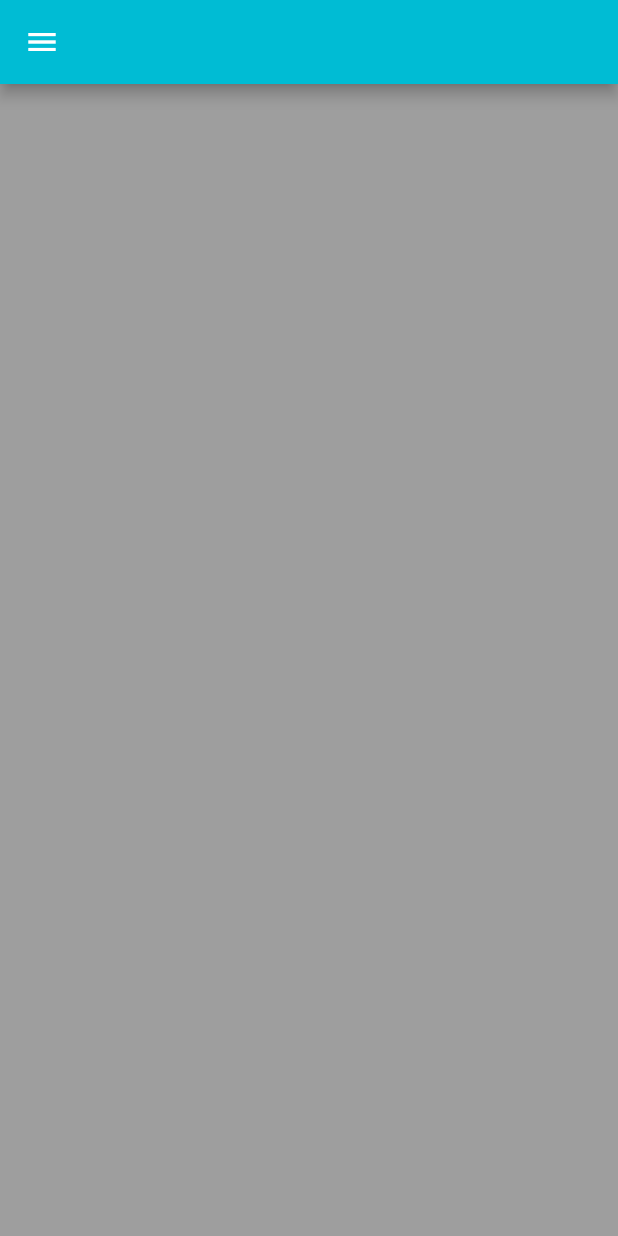
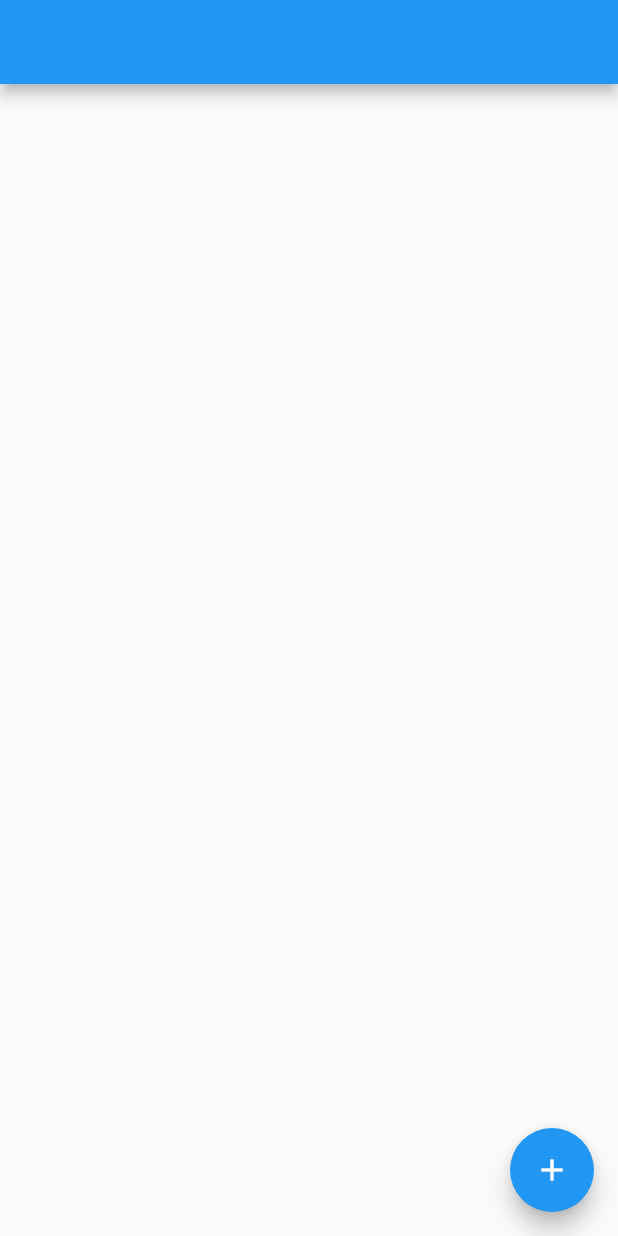
Before and after one commit to hosamkora/MM, a Flutter app: the screen it shows after launch, on a phone screen of 412 x 824 dp. Run offline on Flutter 3.47's test engine with Material 2 defaults, Android fonts, the phone set to English and light mode, and no system bars.

```diff
--- a/lib/main.dart
+++ b/lib/main.dart
@@ -1,75 +1,94 @@
 import 'package:flutter/material.dart';
+import 'package:hosam_test/view_model.dart';
+import 'package:provider/provider.dart';
 
-void main() {
-  runApp(MyWidget());
+void main(List<String> args) {
+  runApp(
+    ChangeNotifierProvider(
+      create: (_) => ListViewModel(),
+      child: Home(),
+    ),
+  );
 }
 
-class MyWidget extends StatelessWidget {
+class Home extends StatelessWidget {
+  const Home({Key key}) : super(key: key);
+
   @override
   Widget build(BuildContext context) {
     return MaterialApp(
-        home: SafeArea(
-      child: MyHome(),
-    ));
-  }
-}
-
-class MyHome extends StatelessWidget {
-  @override
-  Widget build(BuildContext context) {
-    return Scaffold(
-      drawer: myDrawer(),
-      appBar: AppBar(
-        backgroundColor: Colors.cyan,
-      ),
-      backgroundColor: Colors.grey,
-      body: Container(),
-    );
-  }
-
-  Widget myDrawer() {
-    return Drawer(
-      child: Column(
-        crossAxisAlignment: CrossAxisAlignment.start,
-        children: <Widget>[
-          SizedBox(
-            height: 200,
-            child: Stack(
-              fit: StackFit.loose,
-              children: <Widget>[
-                // Container(
-                //   decoration: BoxDecoration(
-                //       image: DecorationImage(
-                //     image: AssetImage("assets/images/background.jpg"),
-                //     fit: BoxFit.cover,
-                //   )),
-                // ),
-                Positioned.fill(
-                  child: Container(
-                    child: Image.asset(
-                      "assets/images/background.jpg",
-                      fit: BoxFit.fill,
-                    ),
-                  ),
-                ),
-                Align(
-                  alignment: Alignment.bottomLeft,
-                  child: Container(
-                    width: 50,
-                    height: 50,
-                    decoration: BoxDecoration(
-                      color: Colors.red,
-                      shape: BoxShape.circle,
-                    ),
-                  ),
-                )
-              ],
-            ),
-          ),
-          Text("Main"),
-          Text("About")
-        ],
+      home: SafeArea(
+        child: Content(),
       ),
     );
   }
 }
+
+class Content extends StatelessWidget {
+  Content({Key key}) : super(key: key);
+
+  @override
+  Widget build(BuildContext context) {
+    final controller = TextEditingController();
+    return Scaffold(
+      appBar: AppBar(),
+      body: Body(),
+      floatingActionButton: FloatingActionButton(
+        child: Icon(Icons.add),
+        onPressed: () {
+          final model = Provider.of<ListViewModel>(context, listen: false);
+          showDialog(
+            context: context,
+            builder: (_) {
+              return Center(
+                child: Container(
+                  color: Colors.grey,
+                  width: 300,
+                  height: 100,
+                  child: Material(
+                      child: Column(
+                    children: <Widget>[
+                      TextField(
+                        controller: controller,
+                      ),
+                      FlatButton(
+                        onPressed: () {
+                          final model = Provider.of<ListViewModel>(context,
+                              listen: false);
+                          final val = controller.text;
+                          model.additem(val);
+                          Navigator.of(context).pop();
+                        },
+                        child: Text('Done'),
+                      )
+                    ],
+                  )),
+                ),
+              );
+            },
+          );
+        },
+      ),
+    );
+  }
+}
+
+class Body extends StatelessWidget {
+  const Body({Key key}) : super(key: key);
+
+  @override
+  Widget build(BuildContext context) {
+    return Consumer<ListViewModel>(
+      builder: (_, model, __) {
+        return ListView(
+          children: model.strings
+              .map((string) => Text(
+                    string,
+                    style: TextStyle(fontSize: 35),
+                  ))
+              .toList(),
+        );
+      },
+    );
+  }
+}
--- /dev/null
+++ b/lib/view_model.dart
@@ -0,0 +1,10 @@
+import 'package:flutter/foundation.dart';
+
+class ListViewModel with ChangeNotifier {
+  List<String> strings = [];
+
+  void additem(String item) {
+    strings.add(item);
+    notifyListeners();
+  }
+}
```
Also changed, not shown: lib/utils.dart (added, +20 -0 lines), pubspec.yaml (+3 -44 lines), pubspec.lock.
